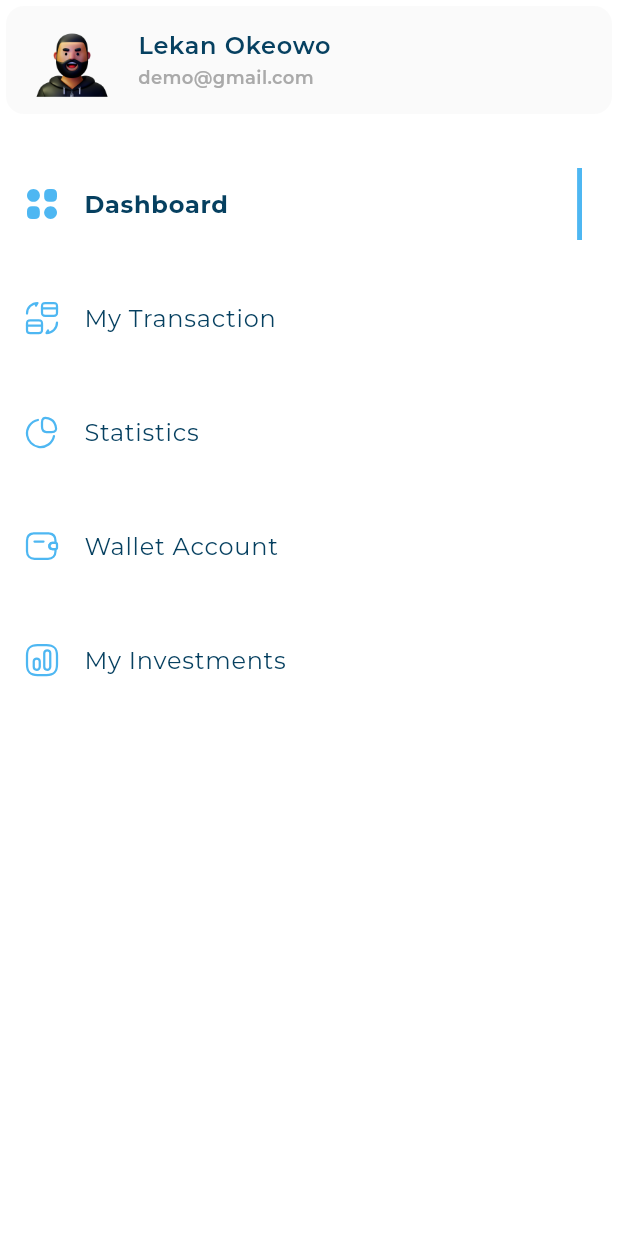
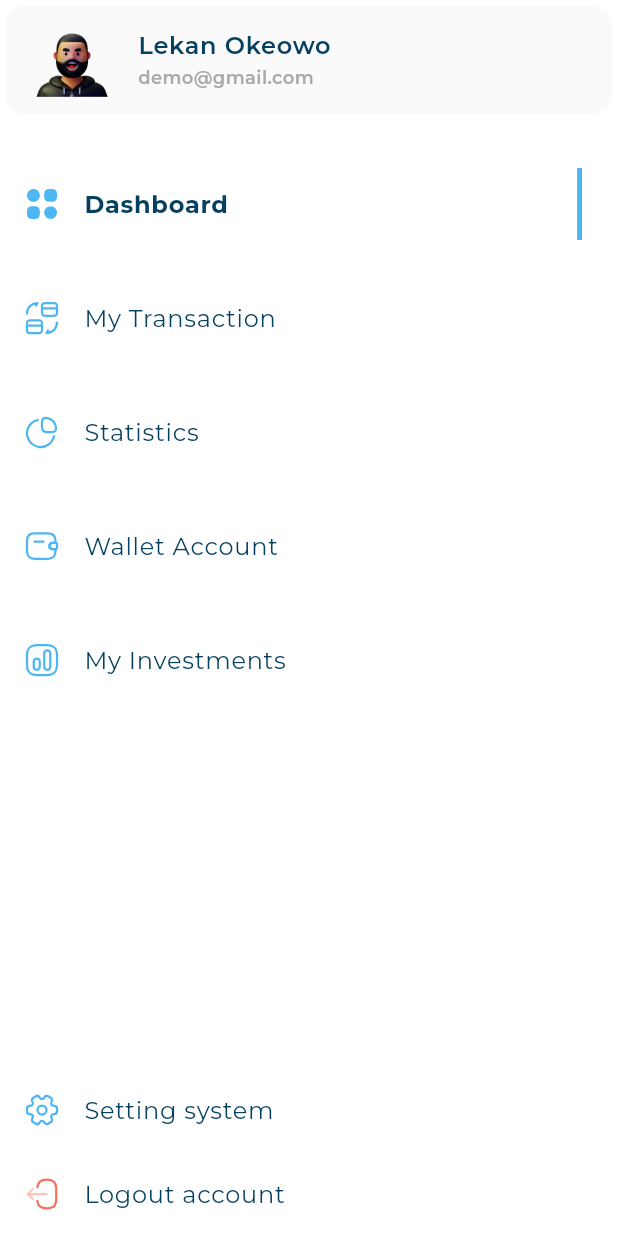
Before and after one commit to ELhelally/responsive_dash_board2, a Flutter app: the CustomDrawer widget shown alone on an empty page, opened directly, on a phone screen of 412 x 824 dp. Run offline on Flutter 3.47's test engine with Material 3 defaults, Android fonts, the phone set to English and light mode, and no system bars; our stand-ins replace flutter_svg; project files that could hold a hidden picture were left out.

Commit message:
Convert column of CustomDrawer into CustomScrollView

```diff
--- a/lib/widgets/custom_drawer.dart
+++ b/lib/widgets/custom_drawer.dart
@@ -1,8 +1,10 @@
 import 'package:flutter/material.dart';
+import 'package:responsive_dash_board/models/darwer_item_model.dart';
 
 import 'package:responsive_dash_board/utils/app_images.dart';
 
 import 'package:responsive_dash_board/widgets/drawer_item_list_view_bulider.dart';
+import 'package:responsive_dash_board/widgets/in_active_drawer_item.dart';
 import 'package:responsive_dash_board/widgets/user_info_list_title.dart';
 
 class CustomDrawer extends StatelessWidget {
@@ -13,17 +15,37 @@ class CustomDrawer extends StatelessWidget {
       decoration: const BoxDecoration(
         color: Colors.white,
       ),
-      child: const Column(
-        children: [
-          UserInfoListTitle(
-              image:
-                  Assets.assetsImagesGangsterFace3dRenderingIconIllustrationPng,
-              title: 'Lekan Okeowo',
-              subTitle: 'demo@gmail.com'),
-          SizedBox(
-            height: 8,
+      child: const CustomScrollView(
+        slivers: [
+          SliverToBoxAdapter(
+              child: UserInfoListTitle(
+                  image: Assets
+                      .assetsImagesGangsterFace3dRenderingIconIllustrationPng,
+                  title: 'Lekan Okeowo',
+                  subTitle: 'demo@gmail.com')),
+          SliverToBoxAdapter(
+            child: SizedBox(
+              height: 8,
+            ),
           ),
-          DrawerItemListViewBulider()
+          DrawerItemListViewBulider(),
+          SliverFillRemaining(
+            hasScrollBody: false,
+            child: Column(
+              children: [
+                Expanded(child: SizedBox()),
+                InActiveDrawerItem(
+                  darwerItemModel: DrawerItemModel(
+                      title: "Setting system",
+                      image: Assets.assetsImagesSetting2),
+                ),
+                InActiveDrawerItem(
+                    darwerItemModel: DrawerItemModel(
+                        title: "Logout account",
+                        image: Assets.assetsImagesLogout)),
+              ],
+            ),
+          )
         ],
       ),
     );
--- a/lib/widgets/drawer_item_list_view_bulider.dart
+++ b/lib/widgets/drawer_item_list_view_bulider.dart
@@ -32,9 +32,7 @@ class _DrawerItemListViewBuliderState extends State<DrawerItemListViewBulider> {
 
   @override
   Widget build(BuildContext context) {
-    return ListView.builder(
-      shrinkWrap: true,
-      physics: const NeverScrollableScrollPhysics(),
+    return SliverList.builder(
       itemCount: item.length,
       itemBuilder: (context, index) {
         return GestureDetector(
```
